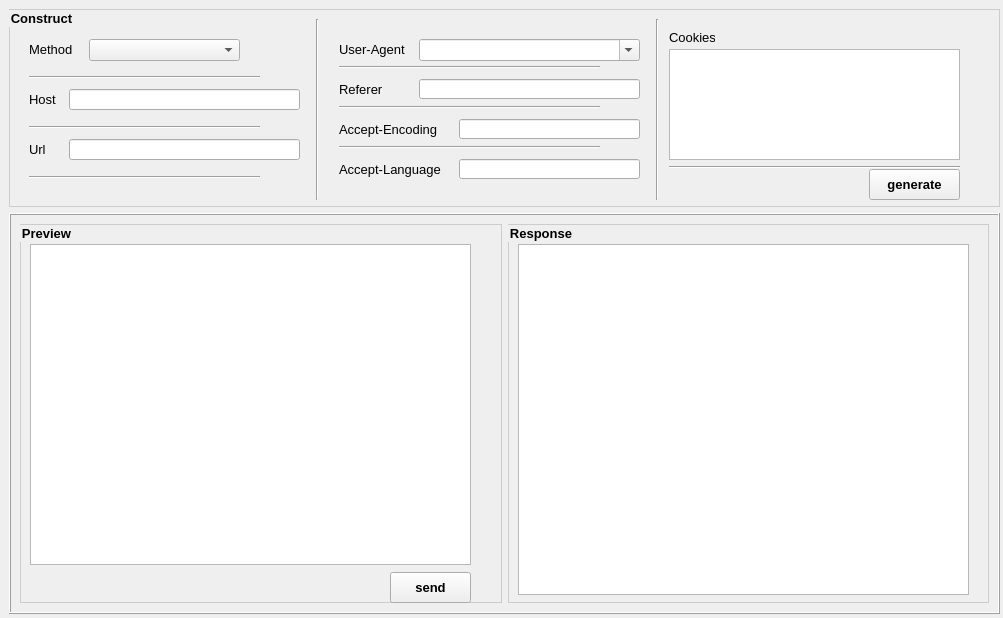
Before: the Qt Designer form composer.ui in byron90/webdebug, drawn with Qt 5.
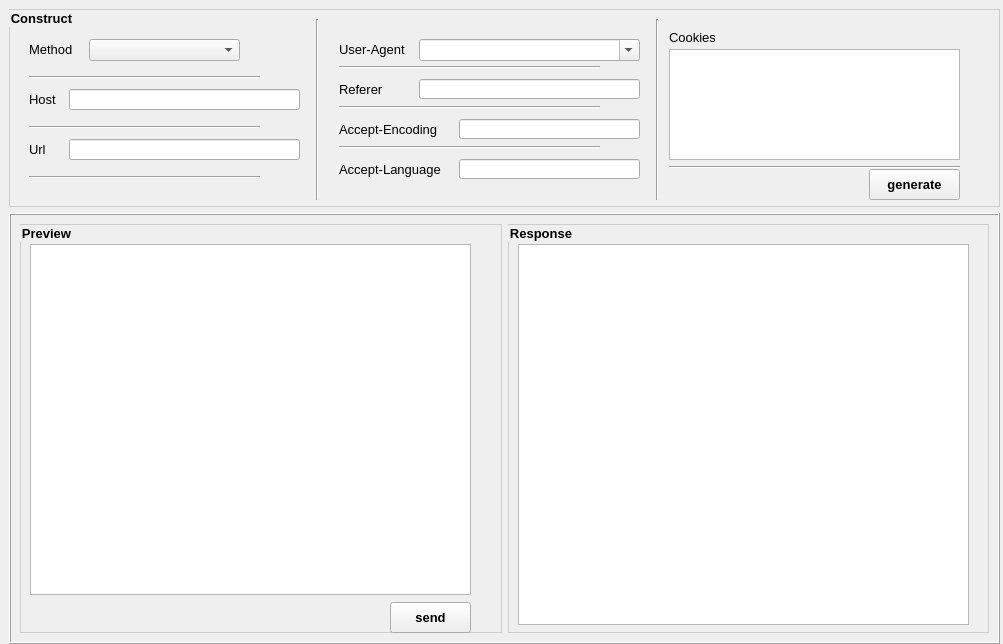
After: the same form once the commit is applied.

```diff
--- a/composer.ui
+++ b/composer.ui
@@ -7,7 +7,7 @@
     <x>0</x>
     <y>0</y>
     <width>1003</width>
-    <height>618</height>
+    <height>644</height>
    </rect>
   </property>
   <property name="font">
@@ -505,7 +505,7 @@
      <x>9</x>
      <y>213</y>
      <width>991</width>
-     <height>401</height>
+     <height>431</height>
     </rect>
    </property>
    <property name="sizePolicy">
@@ -550,7 +550,7 @@
          <x>10</x>
          <y>20</y>
          <width>441</width>
-         <height>321</height>
+         <height>351</height>
         </rect>
        </property>
        <property name="font">
@@ -569,7 +569,7 @@
        <property name="geometry">
         <rect>
          <x>370</x>
-         <y>348</y>
+         <y>378</y>
          <width>81</width>
          <height>31</height>
         </rect>
@@ -608,7 +608,7 @@
          <x>10</x>
          <y>20</y>
          <width>451</width>
-         <height>351</height>
+         <height>381</height>
         </rect>
        </property>
        <property name="font">
```
